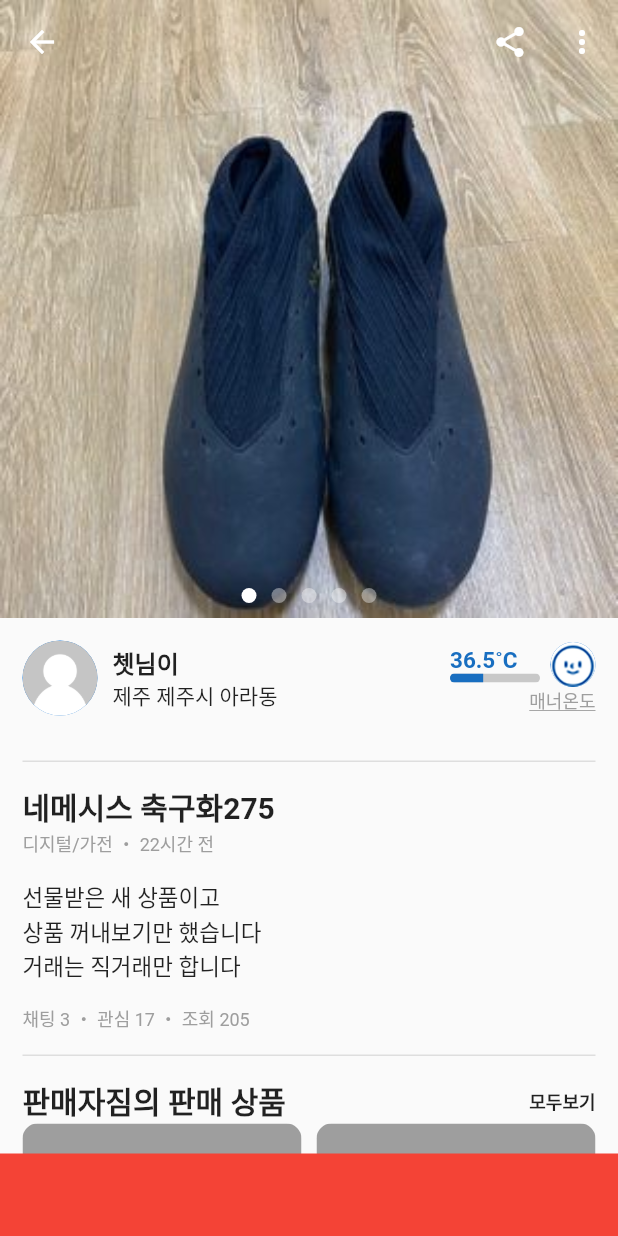
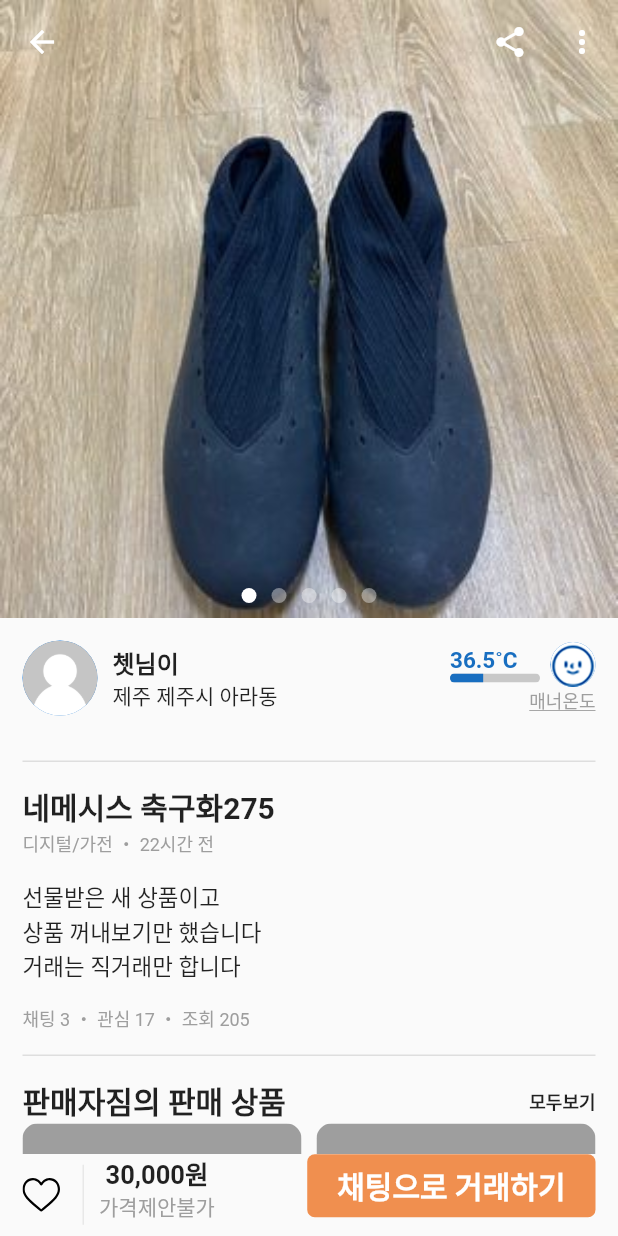
Before and after one commit to kicok/flutter_carrot_market_ex, a Flutter app: the screen it shows after launch, after a tap on "네메시스 축구화275", on a phone screen of 412 x 824 dp. Run offline on Flutter 3.47's test engine with Material 2 defaults, Android fonts, the phone set to English and light mode, and no system bars; drawn by our look-alikes of carousel_slider; our stand-ins replace flutter_svg.

Commit message:
make bottomNavigationBar in Detail

```diff
--- a/lib/page/detail.dart
+++ b/lib/page/detail.dart
@@ -3,6 +3,8 @@
 import 'package:carousel_slider/carousel_slider.dart';
 import 'package:flutter/material.dart';
 import 'package:flutter_carror_market_ex/page/components/manor_temperature_widget.dart';
+import 'package:flutter_carror_market_ex/utils/data_utils.dart';
+import 'package:flutter_svg/svg.dart';
 
 class DetailContentView extends StatefulWidget {
   final Map<String, String> data;
@@ -279,8 +281,70 @@
 
   Widget _bottomNavigationBar() {
     return Container(
+      padding: const EdgeInsets.symmetric(horizontal: 15),
       height: 55,
-      color: Colors.red,
+      child: Row(
+        children: [
+          GestureDetector(
+            onTap: () {
+              print('관심상품 이벤트');
+            },
+            child: SvgPicture.asset(
+              'assets/svg/heart_off.svg',
+              width: 25,
+              height: 25,
+            ),
+          ),
+          Container(
+            margin: const EdgeInsets.only(left: 15, right: 10),
+            width: 1,
+            height: 40,
+            color: Colors.grey.withOpacity(0.2),
+          ),
+          Column(
+            children: [
+              Text(
+                DataUtils.calcStringToWon(
+                    DataUtils.stringChange(widget.data['price'])),
+                style:
+                    const TextStyle(fontSize: 17, fontWeight: FontWeight.bold),
+              ),
+              const Text(
+                '가격제안불가',
+                style: TextStyle(fontSize: 14, color: Colors.grey),
+              ),
+            ],
+          ),
+          // 남아있는 전체 영역을 사용한다.
+          Expanded(
+            child: Row(
+              // Expanded로 남아있는 전체 영역을 사용하게 했지만
+              // Row를 사용하면 실제 가로 영역만큼만 사용할수 있음
+              // 그러면 MainAxisAlignment.end를 사용할수 있다
+              mainAxisAlignment: MainAxisAlignment.end,
+              children: [
+                Container(
+                  decoration: BoxDecoration(
+                    borderRadius: BorderRadius.circular(5),
+                    color: const Color(0xfff08f4f),
+                  ),
+                  padding:
+                      const EdgeInsets.symmetric(horizontal: 20, vertical: 6),
+                  margin: const EdgeInsets.only(bottom: 12),
+                  child: const Text(
+                    '채팅으로 거래하기',
+                    style: TextStyle(
+                      fontSize: 20,
+                      fontWeight: FontWeight.bold,
+                      color: Colors.white,
+                    ),
+                  ),
+                ),
+              ],
+            ),
+          )
+        ],
+      ),
     );
   }
 
--- a/lib/page/home.dart
+++ b/lib/page/home.dart
@@ -1,6 +1,7 @@
 import 'package:flutter/material.dart';
 import 'package:flutter_carror_market_ex/page/detail.dart';
 import 'package:flutter_carror_market_ex/repository/contents_repository.dart';
+import 'package:flutter_carror_market_ex/utils/data_utils.dart';
 import 'package:flutter_svg/svg.dart';
 import 'package:intl/intl.dart';
 
@@ -66,17 +67,6 @@
     );
   }
 
-  String _stringChange(dynamic str) {
-    if (str == null) return "";
-    return str.toString();
-  }
-
-  String calcStringToWon(String priceString) {
-    final oCcy = NumberFormat();
-    if (priceString == '무료나눔') return priceString;
-    return oCcy.format(int.parse(priceString)) + "원";
-  }
-
   _loadContents(currentLocation) {
     return contentsRepository.loadContentsFromLocation(currentLocation);
   }
@@ -132,20 +122,20 @@
                           crossAxisAlignment: CrossAxisAlignment.start,
                           children: [
                             Text(
-                              _stringChange(datas[index]['title']),
+                              DataUtils.stringChange(datas[index]['title']),
                               overflow: TextOverflow.ellipsis, // ... 표기
                               style: const TextStyle(fontSize: 15),
                             ),
                             Text(
-                              _stringChange(datas[index]['location']),
+                              DataUtils.stringChange(datas[index]['location']),
                               style: TextStyle(
                                 fontSize: 12,
                                 color: Colors.black.withOpacity(0.3),
                               ),
                             ),
                             Text(
-                              calcStringToWon(
-                                  _stringChange(datas[index]['price'])),
+                              DataUtils.calcStringToWon(DataUtils.stringChange(
+                                  datas[index]['price'])),
                               style:
                                   const TextStyle(fontWeight: FontWeight.w500),
                             ),
@@ -159,7 +149,8 @@
                                   height: 13,
                                 ),
                                 const SizedBox(width: 5),
-                                Text(_stringChange(datas[index]['likes'])),
+                                Text(DataUtils.stringChange(
+                                    datas[index]['likes'])),
                               ],
                             ),
                           ],
--- /dev/null
+++ b/lib/utils/data_utils.dart
@@ -0,0 +1,14 @@
+import 'package:intl/intl.dart';
+
+class DataUtils {
+  static String calcStringToWon(String priceString) {
+    final oCcy = NumberFormat();
+    if (priceString == '무료나눔') return priceString;
+    return oCcy.format(int.parse(priceString)) + "원";
+  }
+
+  static String stringChange(dynamic str) {
+    if (str == null) return "";
+    return str.toString();
+  }
+}
```
